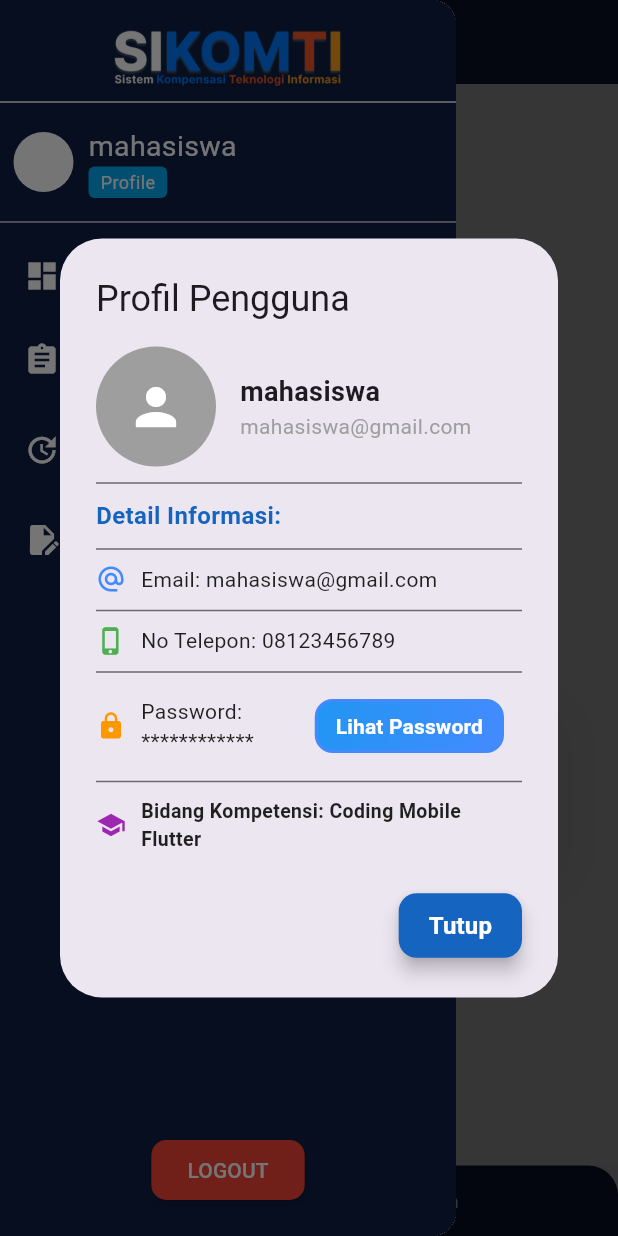
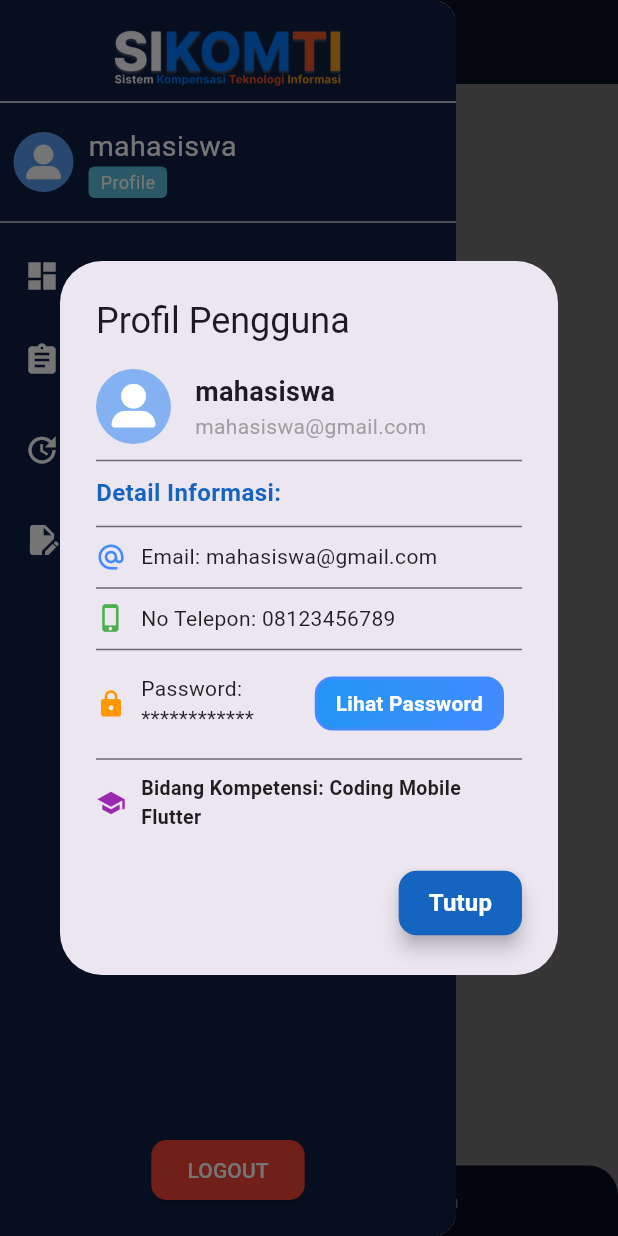
Before and after one commit to M-Dicky-Hanun-P/PBL-Kompen-InfinityTech, a Flutter app: the HomePage screen opened directly, in the side drawer, after a tap on "Profile", on a phone screen of 412 x 824 dp. Run offline on Flutter 3.47's test engine with Material 3 defaults, Android fonts, the phone set to English and light mode, and no system bars; our stand-ins replace file_picker, font_awesome_flutter, image_picker, percent_indicator, shared_preferences; accounts and stored records are empty.

```diff
--- a/Projek Kompen/sikomti_app/lib/dashboard/home_page.dart
+++ b/Projek Kompen/sikomti_app/lib/dashboard/home_page.dart
@@ -1,5 +1,6 @@
-import 'dart:io';
+// import 'dart:io';
 import 'package:flutter/material.dart';
+import 'package:font_awesome_flutter/font_awesome_flutter.dart';
 import 'package:sikomti_app/fitur_sidebar/lihat_dan_pilih_kompen/lihat_kompen_page.dart';
 import 'package:sikomti_app/fitur_sidebar/update_progres_tugas_kompen/tugas_on_the_go.dart';
 import 'package:sikomti_app/proses_log&res/login_page.dart';
@@ -16,8 +17,6 @@ class HomePage extends StatefulWidget {
 }
 
 class _HomePageState extends State<HomePage> {
-  XFile? _profileImage;
-
   @override
   void initState() {
     super.initState();
@@ -28,9 +27,7 @@ class _HomePageState extends State<HomePage> {
     final prefs = await SharedPreferences.getInstance();
     final imagePath = prefs.getString('profileImagePath');
     if (imagePath != null) {
-      setState(() {
-        _profileImage = XFile(imagePath);
-      });
+      setState(() {});
     }
   }
 
@@ -69,14 +66,11 @@ class _HomePageState extends State<HomePage> {
                 padding: const EdgeInsets.symmetric(horizontal: 9, vertical: 8),
                 child: Row(
                   children: [
-                    CircleAvatar(
-                      backgroundColor: const Color.fromARGB(255, 255, 255, 255),
-                      backgroundImage: _profileImage != null
-                          ? FileImage(File(_profileImage!.path))
-                          : null,
-                      child: _profileImage == null
-                          ? const Icon(Icons.person, color: Colors.white)
-                          : null,
+                    const CircleAvatar(
+                      radius: 20,
+                      backgroundColor: Color.fromARGB(255, 90, 156, 242),
+                      child: Icon(FontAwesomeIcons.userAlt,
+                          size: 23, color: Colors.white),
                     ),
                     const SizedBox(width: 10),
                     Column(
@@ -97,7 +91,7 @@ class _HomePageState extends State<HomePage> {
                               vertical: 2,
                             ),
                             decoration: BoxDecoration(
-                              color: Colors.lightBlue,
+                              color: const Color(0xFF5BC0DE),
                               borderRadius: BorderRadius.circular(4),
                             ),
                             child: const Text(
@@ -163,7 +157,7 @@ class _HomePageState extends State<HomePage> {
                   Navigator.pushReplacement(
                     context,
                     MaterialPageRoute(
-                        builder: (context) => UploadBerkasBeritaAcara()),
+                        builder: (context) => const UploadBerkasBeritaAcara()),
                   );
                 },
               ),
@@ -288,9 +282,7 @@ class _HomePageState extends State<HomePage> {
       ),
     );
     if (updatedProfileImage != null) {
-      setState(() {
-        _profileImage = updatedProfileImage;
-      });
+      setState(() {});
       _saveProfileImage(updatedProfileImage.path);
     }
   }
@@ -323,9 +315,10 @@ class ProfilePageDialog extends StatelessWidget {
           Row(
             children: [
               const CircleAvatar(
-                radius: 40,
-                backgroundColor: Colors.grey,
-                child: Icon(Icons.person, size: 40, color: Colors.white),
+                radius: 25,
+                backgroundColor: Color.fromARGB(183, 90, 156, 242),
+                child: Icon(FontAwesomeIcons.userAlt,
+                    size: 29, color: Colors.white),
               ),
               const SizedBox(width: 16),
               Expanded(
--- a/Projek Kompen/sikomti_app/pubspec.yaml
+++ b/Projek Kompen/sikomti_app/pubspec.yaml
@@ -17,6 +17,7 @@ dependencies:
   path: ^1.8.0
   percent_indicator: ^4.2.3
   http: ^1.2.2
+  font_awesome_flutter: ^10.0.0
 
 
 dev_dependencies:
@@ -31,3 +32,4 @@ flutter:
     - assets/img/logo_jti_polinema.png
     - assets/img/profil1.jpg
     - assets/img/SIKOMTI.png
+    - assets/img/profile_d.jpg
```
Also changed, not shown: Projek Kompen/sikomti_app/lib/proses_log&res/register_page.dart (+61 -10 lines), Projek Kompen/sikomti_app/pubspec.lock.
